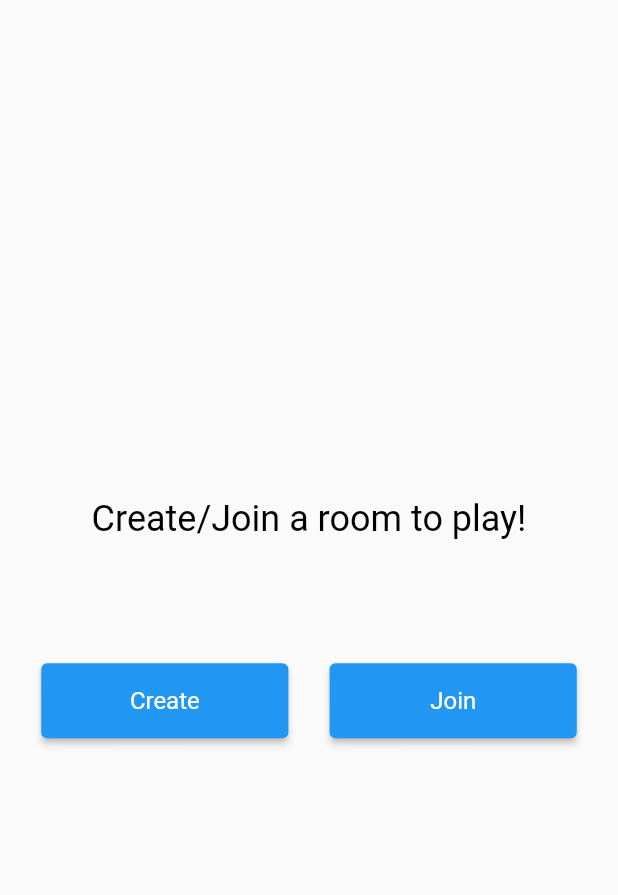
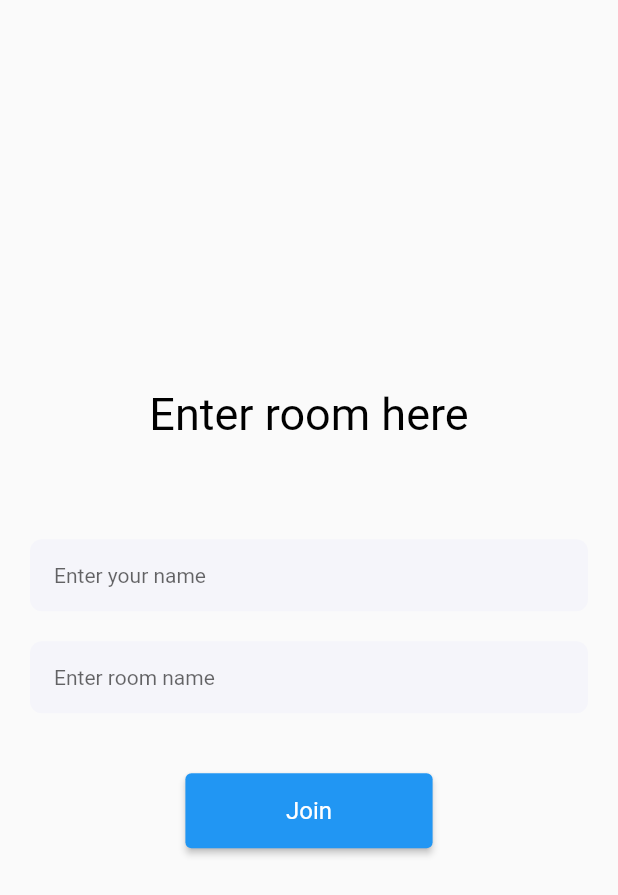
Before and after one commit to manny-e1/skribble_clone, a Flutter app: the screen it shows after launch, after a tap on "Join", on a phone screen of 412 x 824 dp. Shown: the top 895 px of the screen. Run offline on Flutter 3.47's test engine with Material 2 defaults, Android fonts, the phone set to English and light mode, and no system bars.

Commit message:
join room screen

```diff
--- a/lib/home_screen.dart
+++ b/lib/home_screen.dart
@@ -1,5 +1,6 @@
 import 'package:flutter/material.dart';
 import 'package:skribbl_clone/create_room_screen.dart';
+import 'package:skribbl_clone/join_room_screen.dart';
 
 class HomeScreen extends StatefulWidget {
   const HomeScreen({Key? key}) : super(key: key);
@@ -49,7 +50,10 @@ class _HomeScreenState extends State<HomeScreen> {
                 ),
               ),
               ElevatedButton(
-                onPressed: () {},
+                onPressed: () {
+                      Navigator.of(context).push(MaterialPageRoute(
+                      builder: (context) => const JoinRoomScreen()));
+                },
                 child: const Text(
                   'Join',
                   style: TextStyle(fontSize: 16),
--- /dev/null
+++ b/lib/join_room_screen.dart
@@ -0,0 +1,83 @@
+import 'package:flutter/material.dart';
+import 'package:skribbl_clone/widgets/custom_text_field.dart';
+
+class JoinRoomScreen extends StatefulWidget {
+  const JoinRoomScreen({Key? key}) : super(key: key);
+
+  @override
+  _JoinRoomScreenState createState() => _JoinRoomScreenState();
+}
+
+class _JoinRoomScreenState extends State<JoinRoomScreen> {
+  final _nameController = TextEditingController();
+  final _roomNameController = TextEditingController();
+
+  @override
+  void dispose() {
+    _nameController.dispose();
+    _roomNameController.dispose();
+    super.dispose();
+  }
+
+  @override
+  Widget build(BuildContext context) {
+    final size = MediaQuery.of(context).size;
+
+    return Scaffold(
+      body: Column(
+        mainAxisAlignment: MainAxisAlignment.center,
+        children: [
+          const Text(
+            'Enter room here',
+            style: TextStyle(
+              color: Colors.black,
+              fontSize: 30,
+            ),
+          ),
+          SizedBox(
+            height: size.height * 0.08,
+          ),
+          Container(
+            margin: const EdgeInsets.symmetric(horizontal: 20),
+            child: CustomTextField(
+              controller: _nameController,
+              hintText: 'Enter your name',
+            ),
+          ),
+          const SizedBox(
+            height: 20,
+          ),
+          Container(
+            margin: const EdgeInsets.symmetric(horizontal: 20),
+            child: CustomTextField(
+              controller: _roomNameController,
+              hintText: 'Enter room name',
+            ),
+          ),
+          const SizedBox(
+            height: 40,
+          ),
+          ElevatedButton(
+            onPressed: () {},
+            child: const Text(
+              'Join',
+              style: TextStyle(fontSize: 16),
+            ),
+            style: ButtonStyle(
+              backgroundColor: MaterialStateProperty.all(Colors.blue),
+              textStyle: MaterialStateProperty.all(
+                const TextStyle(color: Colors.white),
+              ),
+              minimumSize: MaterialStateProperty.all(
+                Size(
+                  size.width / 2.5,
+                  50,
+                ),
+              ),
+            ),
+          ),
+        ],
+      ),
+    );
+  }
+}
```
Also changed, not shown: lib/create_room_screen.dart (+8 -4 lines).
